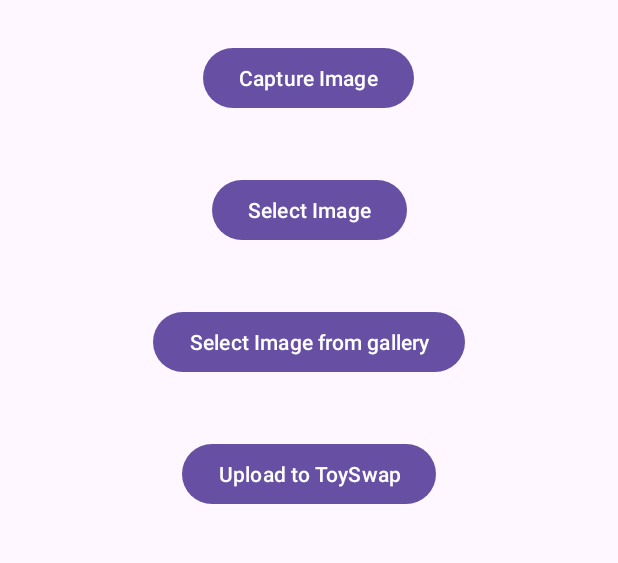
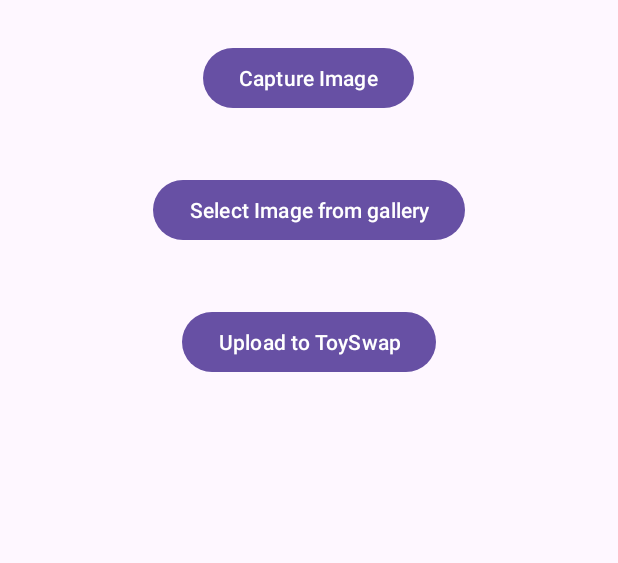
Before and after one commit to mmoazam/CameraTest, an Android app: the CameraActivity screen opened directly, with no data from a screen before it, on a phone screen of 412 x 824 dp, the part 492-1055 px from its top. Run offline under Robolectric (Android 15) with nearby library versions, the phone set to English and light mode, and no system bars.

Commit message:
remove openGallery button as functionality is now in buttonSelectFromGallery

```diff
--- a/app/src/main/java/com/example/cameratest/CameraActivity.java
+++ b/app/src/main/java/com/example/cameratest/CameraActivity.java
@@ -47,14 +47,6 @@ public class CameraActivity extends AppCompatActivity {
             }
         });
 
-
-        buttonGallery = findViewById(R.id.buttonGallery);
-        buttonGallery.setOnClickListener(new View.OnClickListener() {
-            @Override
-            public void onClick(View view) {
-                openGallery(view);
-            }
-        });
 
         buttonUpload = findViewById(R.id.buttonSelectFromGallery);
         buttonUpload.setOnClickListener(new View.OnClickListener() {
@@ -106,20 +98,7 @@ public class CameraActivity extends AppCompatActivity {
                         }
                     });
 
-    public void openGallery(View view) {
-        Intent intent = new Intent(Intent.ACTION_PICK, MediaStore.Images.Media.INTERNAL_CONTENT_URI);
-        galleryLauncher.launch(intent);
-    }
 
-    ActivityResultLauncher<Intent> galleryLauncher = registerForActivityResult(new ActivityResultContracts.StartActivityForResult(),
-            new ActivityResultCallback<ActivityResult>() {
-                @Override
-                public void onActivityResult(ActivityResult result) {
-                    assert result.getData() != null;
-                    Uri imageUri = result.getData().getData();
-                    imageView.setImageURI(imageUri);
-                }
-            });
 
     public void uploadImage(View view) {
         Intent intent = new Intent(Intent.ACTION_PICK, MediaStore.Images.Media.EXTERNAL_CONTENT_URI);
--- a/app/src/main/res/layout/activity_camera.xml
+++ b/app/src/main/res/layout/activity_camera.xml
@@ -33,17 +33,6 @@
         app:layout_constraintStart_toStartOf="parent"
         app:layout_constraintTop_toBottomOf="@+id/cameraImage" />
 
-    <Button
-        android:id="@+id/buttonGallery"
-        android:layout_width="wrap_content"
-        android:layout_height="wrap_content"
-        android:layout_marginTop="40dp"
-        android:contentDescription="select image button"
-        android:src="@drawable/ic_launcher_background"
-        android:text="Select Image"
-        app:layout_constraintEnd_toEndOf="parent"
-        app:layout_constraintStart_toStartOf="parent"
-        app:layout_constraintTop_toBottomOf="@+id/buttonCamera" />
 
     <Button
         android:id="@+id/buttonSelectFromGallery"
@@ -55,7 +44,7 @@
         android:text="Select Image from gallery"
         app:layout_constraintEnd_toEndOf="parent"
         app:layout_constraintStart_toStartOf="parent"
-        app:layout_constraintTop_toBottomOf="@+id/buttonGallery" />
+        app:layout_constraintTop_toBottomOf="@+id/buttonCamera" />
 
 
     <Button
```
